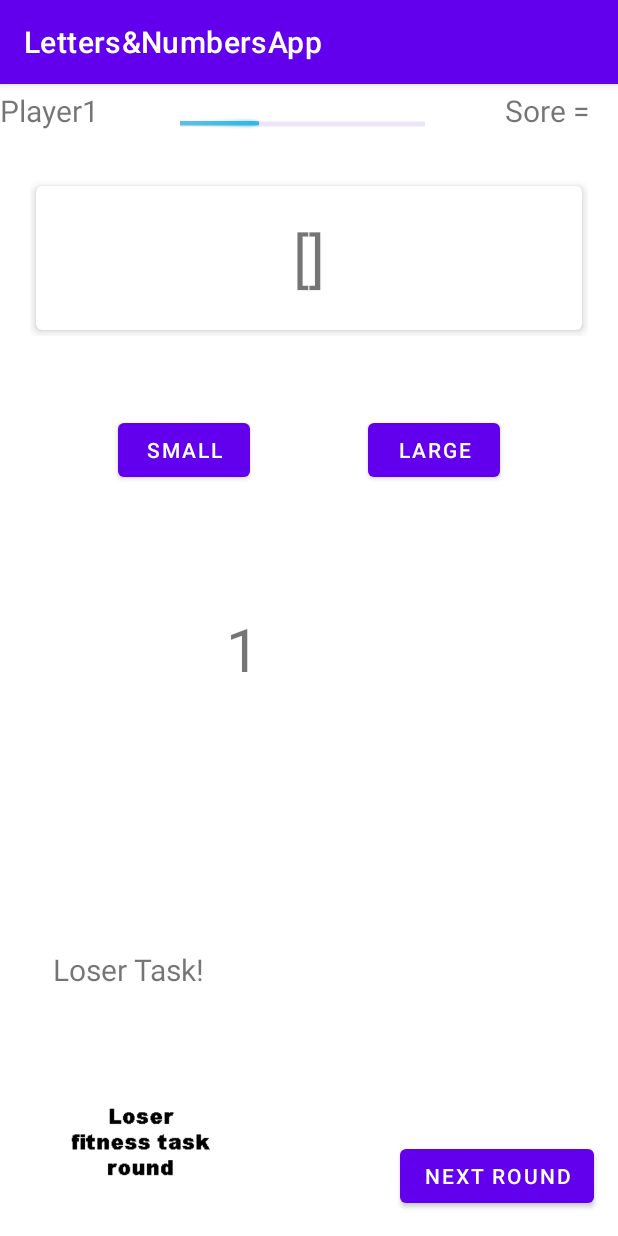
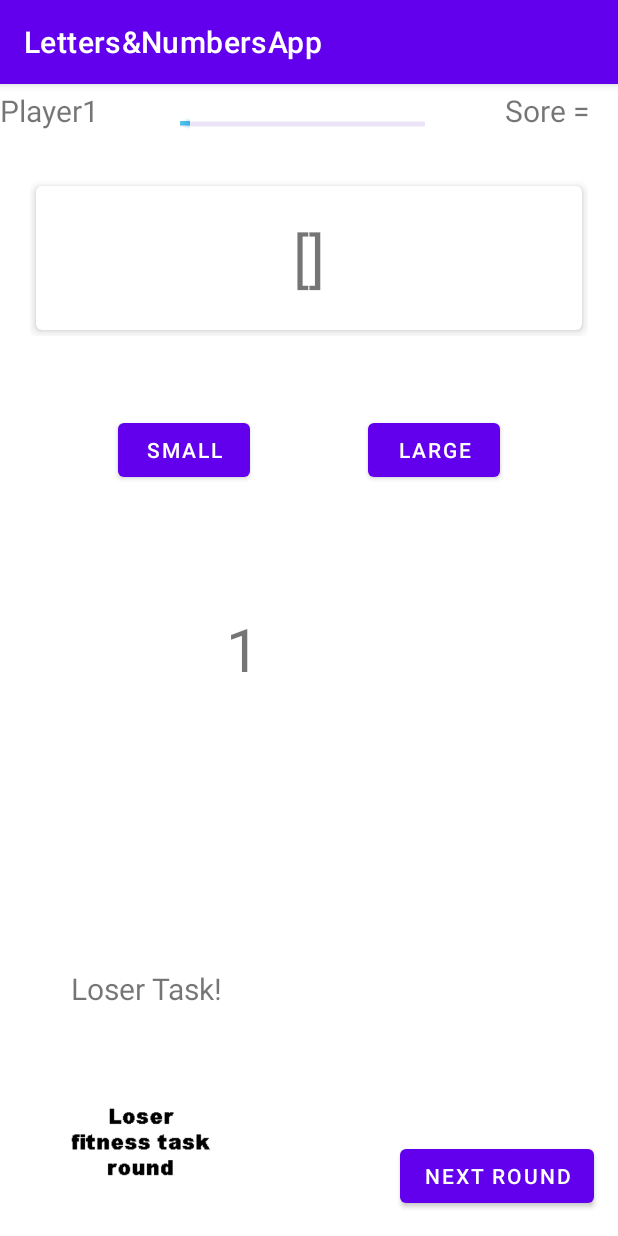
Before and after one commit to NickKoenig96/cijfers-lettersApp, an Android app: the screen it shows after launch (MainActivity), on a phone screen of 412 x 824 dp. Run offline under Robolectric (Android 15) with nearby library versions, the phone set to English and light mode, and no system bars.

```diff
--- a/app/src/main/java/com/example/lettersnumbersapp/MainActivity.java
+++ b/app/src/main/java/com/example/lettersnumbersapp/MainActivity.java
@@ -31,6 +31,8 @@ ProgressBar pb;
 int counter = 0;
 
 
+    Timer t = new Timer();
+    private static int PERIOD = 1000;
 
 
     @Override
@@ -121,45 +123,37 @@ int counter = 0;
         });
 
 
-        prog();
-
-    }
 
 
-
-public void prog(){
         TextView roundOver = (TextView) findViewById(R.id.roundOver);
-
-
         pb = (ProgressBar)findViewById(R.id.progress_bar);
         Timer t = new Timer();
         TimerTask tt = new TimerTask() {
-            @Override
             public void run() {
                 counter++;
                 pb.setProgress(counter);
 
+                if(counter == 120){
+                    // t.cancel();
+                    roundOver.setText("ROUND OVER");
+
+
+                }
+
+            }
+        };
+
+        t.schedule(tt, 0 ,1000);
 
 
 
-                if(counter == 120){
-                   // t.cancel();
-
-                    roundOver.setText("ROUND OVER");
-
-                    pb.setProgress(counter);
     }
 
 
 
 
 
-            }
-        };
 
-        t.schedule(tt, 0 ,100);
-
-};
 
 
 
@@ -177,6 +171,18 @@ public void prog(){
 
     }
 
+    protected void onSaveInstanceState(Bundle outState) {
+
+        super.onSaveInstanceState(outState);
+        outState.putInt("counter" , counter);
+    }
+
+    protected void onRestoreInstanceState(Bundle savedInstanceState){
+        super.onRestoreInstanceState(savedInstanceState);
+        counter = savedInstanceState.getInt("counter");
+
+    }
+
 
 
 
--- a/app/src/main/java/com/example/lettersnumbersapp/viewModel.java
+++ b/app/src/main/java/com/example/lettersnumbersapp/viewModel.java
@@ -5,6 +5,8 @@ import androidx.lifecycle.ViewModel;
 
 import java.util.ArrayList;
 import java.util.Random;
+import java.util.Timer;
+import java.util.TimerTask;
 
 public class viewModel extends ViewModel {
     private MutableLiveData<ArrayList<Character>> letters;
@@ -14,7 +16,9 @@ public class viewModel extends ViewModel {
     private MutableLiveData<Integer> PlayerRound;
     private MutableLiveData<String> player;
     private MutableLiveData<String> imageTask;
-    private MutableLiveData<Integer> timer;
+
+    private MutableLiveData<Integer> counter;
+
 
 
 
@@ -30,7 +34,7 @@ public class viewModel extends ViewModel {
     public  String Player = "Player1";
     public String Image = "";
     public int gameRound = 1;
-    public int Timer = 60;
+    int Counter;
 
 
 
@@ -77,6 +81,17 @@ public class viewModel extends ViewModel {
 
         return imageTask;
     }
+
+
+    public MutableLiveData<Integer> getTimer(){
+        Counter++;
+        counter.setValue(Counter);
+        counter = new MutableLiveData<Integer>(Counter);
+        return counter;
+
+    }
+
+
 
 
 
--- a/app/src/main/res/layout/activity_main.xml
+++ b/app/src/main/res/layout/activity_main.xml
@@ -81,34 +81,34 @@
         app:layout_constraintStart_toStartOf="parent"
         app:layout_constraintTop_toTopOf="parent" />
 
+
     <TextView
         android:id="@+id/task"
         android:layout_width="wrap_content"
         android:layout_height="wrap_content"
         android:text="Loser Task!"
         android:textSize="20sp"
-        app:layout_constraintBottom_toBottomOf="parent"
+        app:layout_constraintBottom_toTopOf="@+id/imageTask"
         app:layout_constraintEnd_toEndOf="parent"
-        app:layout_constraintHorizontal_bias="0.113"
+        app:layout_constraintHorizontal_bias="0.152"
         app:layout_constraintStart_toStartOf="parent"
         app:layout_constraintTop_toTopOf="parent"
-        app:layout_constraintVertical_bias="0.779" />
-
+        app:layout_constraintVertical_bias="0.953" />
 
     <TextView
         android:id="@+id/roundOver"
-        android:layout_width="414dp"
-        android:layout_height="733dp"
+        android:layout_width="350dp"
+        android:layout_height="300dp"
         android:gravity="center"
         android:text=" "
         android:textColor="@color/purple_700"
         android:textSize="100sp"
         app:layout_constraintBottom_toBottomOf="parent"
         app:layout_constraintEnd_toEndOf="parent"
-        app:layout_constraintHorizontal_bias="1.0"
+        app:layout_constraintHorizontal_bias="0.573"
         app:layout_constraintStart_toStartOf="parent"
-        app:layout_constraintTop_toTopOf="parent"
-        app:layout_constraintVertical_bias="1.0" />
+        app:layout_constraintTop_toTopOf="@+id/layout_a"
+        app:layout_constraintVertical_bias="0.545" />
 
     <ImageView
         android:id="@+id/imageTask"
```
Lines whose indentation alone changed are shown as unchanged.
